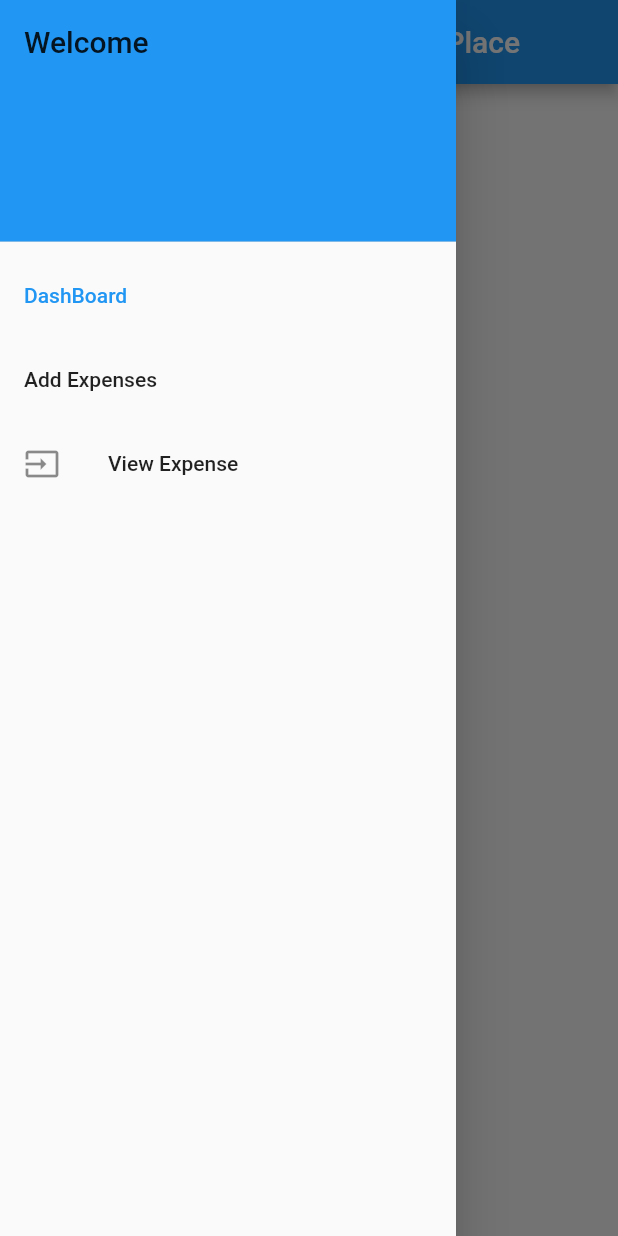
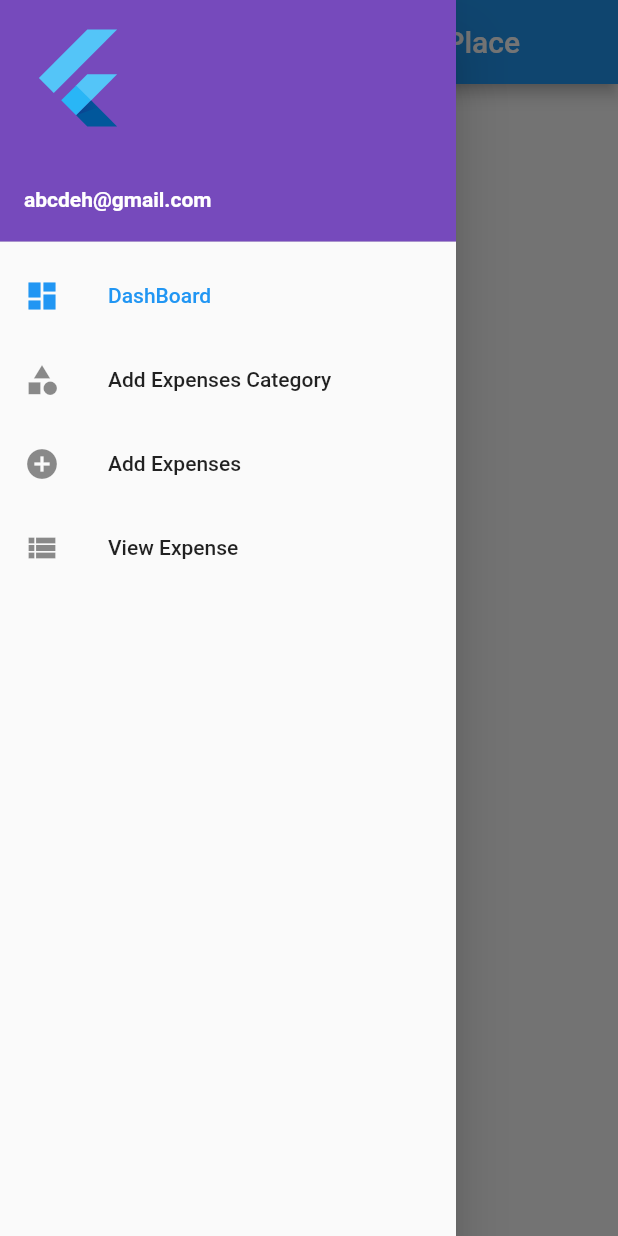
Before and after one commit to huzaifahadams/expenses_tracker, a Flutter app: the HomeScreen screen opened directly with empty values, with the side drawer open, on a phone screen of 412 x 824 dp. Run offline on Flutter 3.47's test engine with Material 2 defaults, Android fonts, the phone set to English and light mode, and no system bars.

Commit message:
adddded icons

```diff
--- a/e_tracker/lib/home.dart
+++ b/e_tracker/lib/home.dart
@@ -49,17 +49,34 @@ class _HomeScreenState extends State<HomeScreen> {
           // Important: Remove any padding from the ListView.
           padding: EdgeInsets.zero,
           children: [
-            DrawerHeader(
-              decoration: const BoxDecoration(
-                color: Colors.blue,
+            // DrawerHeader(
+            //   decoration: const BoxDecoration(
+            //     color: Colors.blue,
+            //   ),
+            //   child: Text(
+            //     'Welcome ${widget.data}',
+            //     style: const TextStyle(fontSize: 20),
+            //   ),
+            // ),
+            UserAccountsDrawerHeader(
+              decoration: const BoxDecoration(color: Color(0xff764abc)),
+              accountName: Text(
+                widget.data,
+                style: const TextStyle(
+                  fontWeight: FontWeight.bold,
+                ),
               ),
-              child: Text(
-                'Welcome ${widget.data}',
-                style: const TextStyle(fontSize: 20),
+              accountEmail: const Text(
+                "abcdeh@gmail.com",
+                style: TextStyle(
+                  fontWeight: FontWeight.bold,
+                ),
               ),
+              currentAccountPicture: const FlutterLogo(),
             ),
             ListTile(
               title: const Text('DashBoard'),
+              leading: const Icon(Icons.dashboard),
               selected: _selectedIndex == 0,
               onTap: () {
                 // Update the state of the app
@@ -69,7 +86,19 @@ class _HomeScreenState extends State<HomeScreen> {
               },
             ),
             ListTile(
+              title: const Text('Add Expenses Category'),
+              leading: const Icon(Icons.category),
+              selected: _selectedIndex == 1,
+              onTap: () {
+                // Update the state of the app
+                _onItemTapped(1);
+                // Then close the drawer
+                Navigator.pop(context);
+              },
+            ),
+            ListTile(
               title: const Text('Add Expenses'),
+              leading: const Icon(Icons.add_circle),
               selected: _selectedIndex == 1,
               onTap: () {
                 // Update the state of the app
@@ -80,7 +109,7 @@ class _HomeScreenState extends State<HomeScreen> {
             ),
             ListTile(
               title: const Text('View Expense'),
-              leading: Icon(Icons.input),
+              leading: const Icon(Icons.view_list),
               selected: _selectedIndex == 2,
               onTap: () {
                 // Update the state of the app
```
